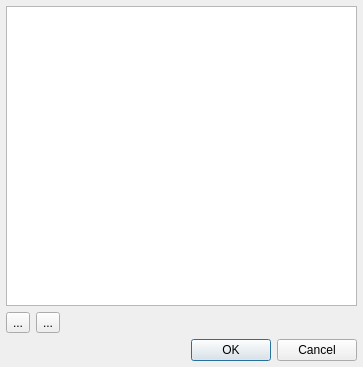
First picture: the form in spinetoolbox/ui/add_relationships.ui, repository spine-tools/Spine-Toolbox, before the edit.
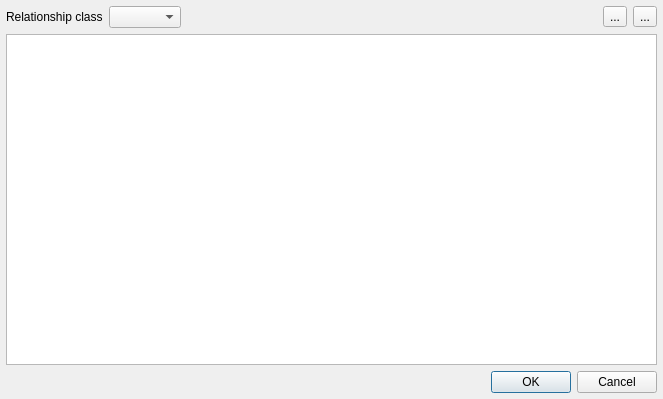
Second picture: the form after the edit. Icons and pictures are not drawn.

Commit message: Vertical relationships added. TODO: parameters, and maybe much more stuff.

```diff
--- a/spinetoolbox/ui/add_relationships.ui
+++ b/spinetoolbox/ui/add_relationships.ui
@@ -26,8 +26,8 @@
    <rect>
     <x>0</x>
     <y>0</y>
-    <width>363</width>
-    <height>367</height>
+    <width>663</width>
+    <height>399</height>
    </rect>
   </property>
   <property name="windowTitle">
@@ -67,33 +67,19 @@
       <number>6</number>
      </property>
      <item>
-      <widget class="QTableView" name="tableView">
-       <property name="editTriggers">
-        <set>QAbstractItemView::AllEditTriggers</set>
-       </property>
-       <attribute name="horizontalHeaderStretchLastSection">
-        <bool>true</bool>
-       </attribute>
-      </widget>
-     </item>
-     <item>
-      <layout class="QHBoxLayout" name="horizontalLayout">
+      <layout class="QHBoxLayout" name="horizontalLayout_2">
        <item>
-        <widget class="QToolButton" name="toolButton_insert_row">
+        <widget class="QLabel" name="label">
          <property name="text">
-          <string>...</string>
+          <string>Relationship class</string>
          </property>
         </widget>
        </item>
        <item>
-        <widget class="QToolButton" name="toolButton_remove_row">
-         <property name="text">
-          <string>...</string>
-         </property>
-        </widget>
+        <widget class="QComboBox" name="comboBox_relationship_class"/>
        </item>
        <item>
-        <spacer name="horizontalSpacer">
+        <spacer name="horizontalSpacer_2">
          <property name="orientation">
           <enum>Qt::Horizontal</enum>
          </property>
@@ -105,8 +91,35 @@
          </property>
         </spacer>
        </item>
+       <item>
+        <widget class="QToolButton" name="toolButton_insert_row">
+         <property name="text">
+          <string>...</string>
+         </property>
+        </widget>
+       </item>
+       <item>
+        <widget class="QToolButton" name="toolButton_remove_row">
+         <property name="text">
+          <string>...</string>
+         </property>
+        </widget>
+       </item>
       </layout>
      </item>
+     <item>
+      <widget class="QTableView" name="tableView">
+       <property name="editTriggers">
+        <set>QAbstractItemView::AllEditTriggers</set>
+       </property>
+       <attribute name="horizontalHeaderStretchLastSection">
+        <bool>true</bool>
+       </attribute>
+      </widget>
+     </item>
+     <item>
+      <layout class="QHBoxLayout" name="horizontalLayout"/>
+     </item>
      <item>
       <widget class="QDialogButtonBox" name="buttonBox">
        <property name="orientation">
```
The commit also changes 11 other files.
